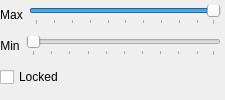
This is ContrastWindow.ui in angelolab/AMP as Qt 5 draws it before an edit. The edited form follows.
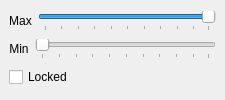
This is the edited form.

What changed in the file:
```diff
--- a/ContrastWindow.ui
+++ b/ContrastWindow.ui
@@ -1,7 +1,7 @@
 <?xml version="1.0" encoding="UTF-8"?>
 <ui version="4.0">
- <class>Dialog</class>
- <widget class="QDialog" name="Dialog">
+ <class>ContrastWindow</class>
+ <widget class="QMainWindow" name="Contrast">
   <property name="geometry">
    <rect>
     <x>0</x>
```
